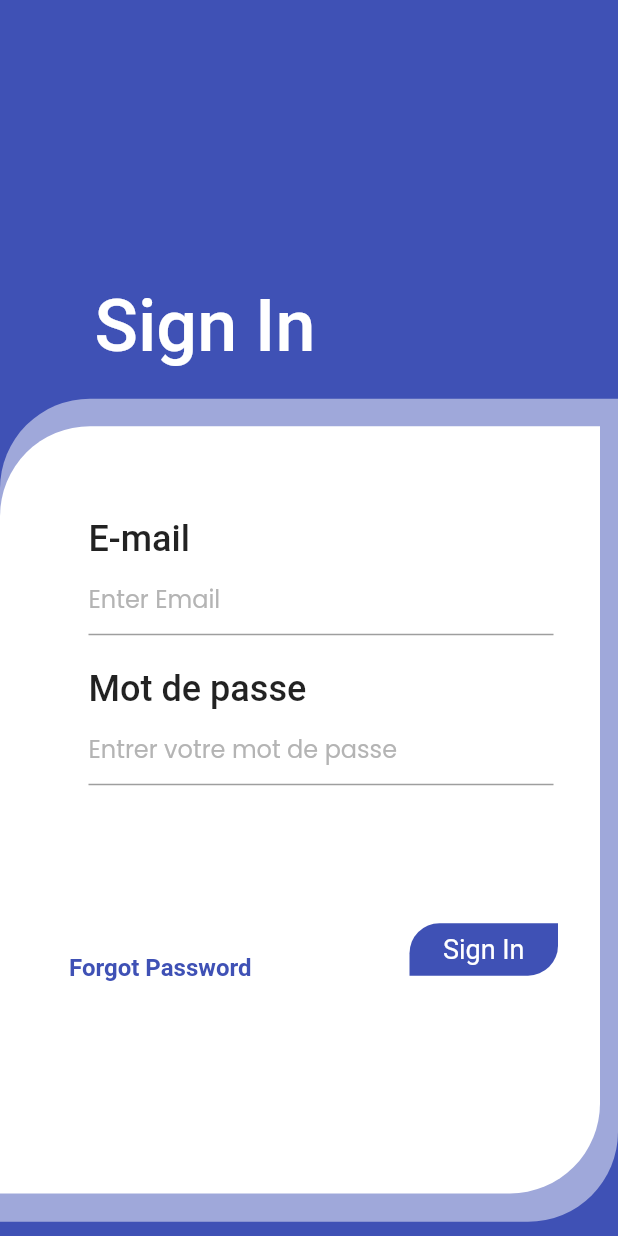
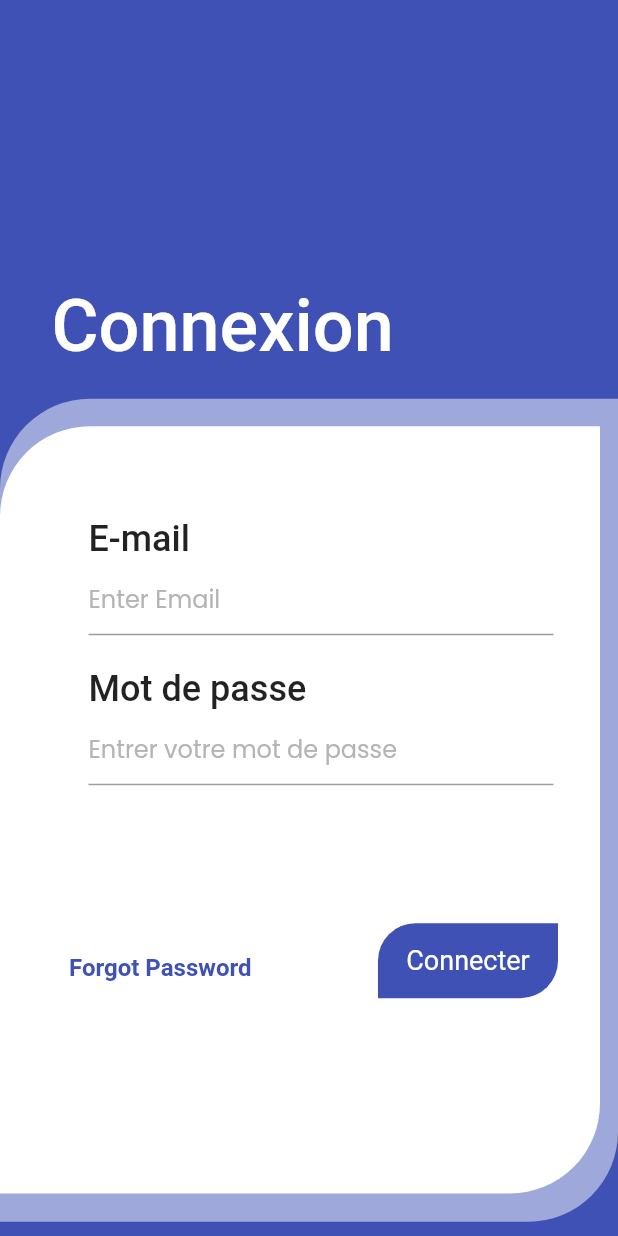
Before and after one commit to uness26/Driver_Mobile_App, a Flutter app: the screen it shows after launch, on a phone screen of 412 x 824 dp. Run offline on Flutter 3.47's test engine with Material 2 defaults, Android fonts, the phone set to English and light mode, and no system bars; our stand-ins replace curved_navigation_bar, firebase_core, firebase_messaging, shared_preferences, socket_io_client; missing offline and left inert: fancy_containers, shared_preferences_web; accounts and stored records are empty; Roboto replaces fonts that are missing (Poppins-Medium).

Commit message:
latest changes

```diff
--- a/lib/layers/layer_three.dart
+++ b/lib/layers/layer_three.dart
@@ -82,12 +82,13 @@ class _LayerThreeState extends State<LayerThree> {
                 child: SizedBox(
                   width: 310,
                   child: TextField(
+                    obscureText: true,
                     controller: passwordController,
                     decoration: InputDecoration(
                       border: const UnderlineInputBorder(),
                       hintText: 'Entrer votre mot de passe',
                       hintStyle: const TextStyle(color: hintText),
-                      errorText: _isNotValidate ? "Enter Proper Info" : null,
+                      errorText: _isNotValidate ? "Identifiants invalides, veuillez réessayer" : null,
                     ),
                   ),
                 )),
@@ -106,20 +107,20 @@ class _LayerThreeState extends State<LayerThree> {
               top: 380,
               right: 40,
               child: Container(
-                width: 99,
-                height: 35,
+                width: 120,
+                height: 50,
                 decoration: const BoxDecoration(
                   color: Colors.indigo,
                   borderRadius: BorderRadius.only(
-                      topLeft: Radius.circular(20),
-                      bottomRight: Radius.circular(20)),
+                      topLeft: Radius.circular(25),
+                      bottomRight: Radius.circular(25)),
                 ),
                 child: MaterialButton(
                   onPressed: () {
                     loginUser();
                   },
                   child: const Text(
-                    "Sign In",
+                    "Connecter",
                     textAlign: TextAlign.center,
                     style: TextStyle(
                         color: Colors.white,
--- a/lib/main.dart
+++ b/lib/main.dart
@@ -9,20 +9,18 @@ import 'package:gestion_de_flotte_mobile_app/services/auth_service.dart';
 import 'package:provider/provider.dart';
 import 'providers/notification_provider.dart';
 import 'providers/user_provider.dart';
-import 'screens/mission_screens/planning_screen.dart';
 
 
 @pragma('vm:entry-point')
 Future<void> _firebaseMessagingBackgroundHandler(RemoteMessage message) async {
   await Firebase.initializeApp();
-
   print("Handling a background message: $message");
 }
+
 void main() async {
   WidgetsFlutterBinding.ensureInitialized();
   await Firebase.initializeApp();
   FirebaseMessaging.onBackgroundMessage(_firebaseMessagingBackgroundHandler);
-
   // Retrieve and print the FCM token
   FirebaseMessaging.instance
       .getToken()
--- a/lib/screens/login_screen.dart
+++ b/lib/screens/login_screen.dart
@@ -11,35 +11,41 @@ class LoginPage extends StatefulWidget {
   State<LoginPage> createState() => _LoginPageState();
 }
 
-
 class _LoginPageState extends State<LoginPage> {
-
-
   @override
   Widget build(BuildContext context) {
     var largeur = MediaQuery.of(context).size.width;
     var hauteur = MediaQuery.of(context).size.height;
-    return SafeArea(
-      child: Scaffold(
-        backgroundColor: Colors.indigo,
-        body: Stack(
+    return GestureDetector(
+      onTap: (){
+        FocusManager.instance.primaryFocus?.unfocus();
+      },
+      child: SafeArea(
+        child: Scaffold(
+          backgroundColor: Colors.indigo,
+          body: Stack(
             children: <Widget>[
               Positioned(
-                  top: hauteur/4.36,
-                  left: largeur/6.54,
+                  top: hauteur / 4.36,
+                  left: largeur / 12,
                   child: const Text(
-                    'Sign In',
+                    'Connexion',
                     style: TextStyle(
                         fontSize: 48,
                         fontFamily: 'Poppins-Medium',
                         fontWeight: FontWeight.w500,
                         color: Colors.white),
                   )),
-              Positioned(top: hauteur/3.1, bottom: hauteur/87, child: const LayerOne()),
-              Positioned(top: hauteur/2.9, bottom: hauteur/29, child: LayerTwo()),
-              Positioned(top: hauteur/3.5, child: const LayerThree()),
+              Positioned(
+                  top: hauteur / 3.1,
+                  bottom: hauteur / 87,
+                  child: const LayerOne()),
+              Positioned(
+                  top: hauteur / 2.9, bottom: hauteur / 29, child: LayerTwo()),
+              Positioned(top: hauteur / 3.5, child: const LayerThree()),
             ],
           ),
+        ),
       ),
     );
   }
--- a/lib/screens/mission_screens/mission_screen.dart
+++ b/lib/screens/mission_screens/mission_screen.dart
@@ -45,7 +45,7 @@ class _MissionPageState extends State<MissionPage> {
                 Container(
                   padding: const EdgeInsets.all(20),
                   child: const Text(
-                    'Informations : ',
+                    'Détails : ',
                     style: TextStyle(
                         fontSize: 30,
                         fontWeight: FontWeight.bold,
--- a/lib/screens/mission_screens/planning_screen.dart
+++ b/lib/screens/mission_screens/planning_screen.dart
@@ -61,6 +61,7 @@ class _PlanningPageState extends State<PlanningPage> {
                           },
                           child: MissionCard(
                               id: data.id!,
+                              heureDep: data.heureDep,
                               date: data.date,
                               depart: data.lieuDep,
                               destination: data.lieuArr),
--- a/lib/utils/config.dart
+++ b/lib/utils/config.dart
@@ -16,7 +16,7 @@ const Color inputBorder = Color(0xFF707070);
 
 /* API URLS */
 
-const url = "http://192.168.56.1:5000/";
+const url = "http://1.0.2.2:5000/";
 const login = '${url}users/login';
 const logout = '${url}users/logout';
 const userData = '${url}users/me';
--- a/lib/utils/utils.dart
+++ b/lib/utils/utils.dart
@@ -52,5 +52,5 @@ void showNotification(BuildContext context, String message) {
   );
 
   overlay.insert(overlayEntry);
-  Future.delayed(const Duration(seconds: 5), () => overlayEntry.remove());
+  Future.delayed(const Duration(seconds: 10), () => overlayEntry.remove());
 }
--- a/lib/widgets/reclamation_card_widget.dart
+++ b/lib/widgets/reclamation_card_widget.dart
@@ -24,7 +24,8 @@ class _ReclamationCardState extends State<ReclamationCard> {
       child: Card(
           color: Colors.indigo[400],
           shape:
-          RoundedRectangleBorder(borderRadius: BorderRadius.circular(20)),                elevation: 10,
+              RoundedRectangleBorder(borderRadius: BorderRadius.circular(20)),
+          elevation: 10,
           shadowColor: Colors.black,
           child: Container(
             height: 150,
```
Also changed, not shown: lib/screens/Reclamation_screens/update_reclamation.dart (+4 -4 lines), lib/utils/socket_manager.dart (+10 -5 lines), lib/widgets/mission_card_widget.dart (+6 -5 lines), lib/widgets/notification_card_widget.dart (+9 -8 lines).
